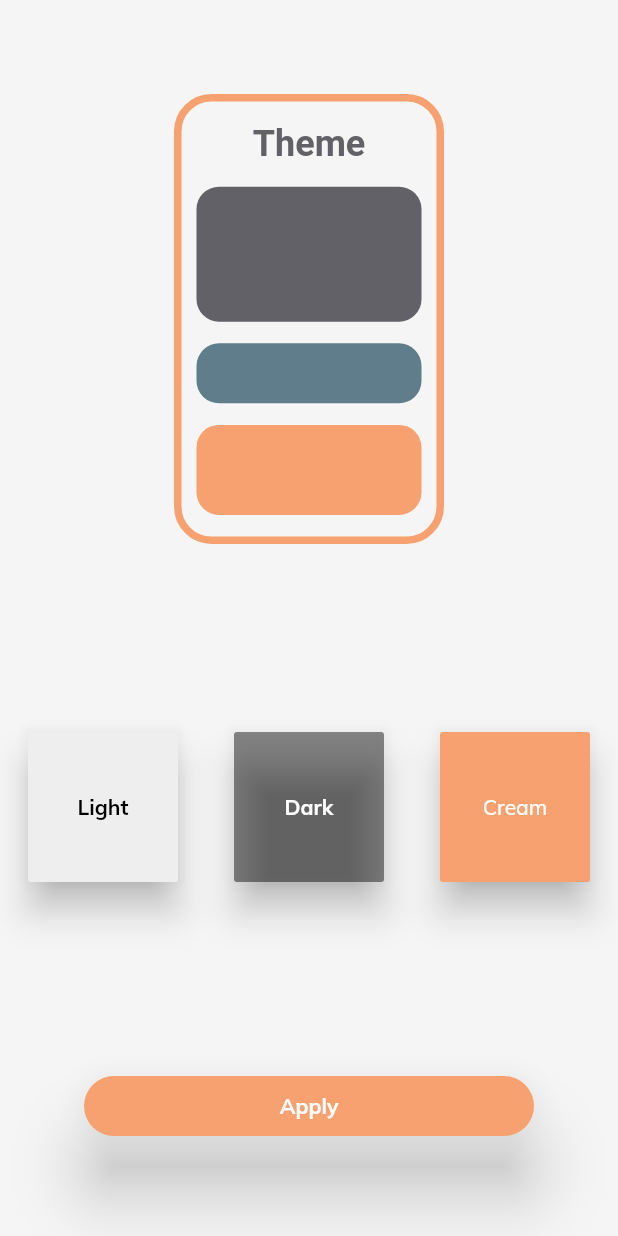
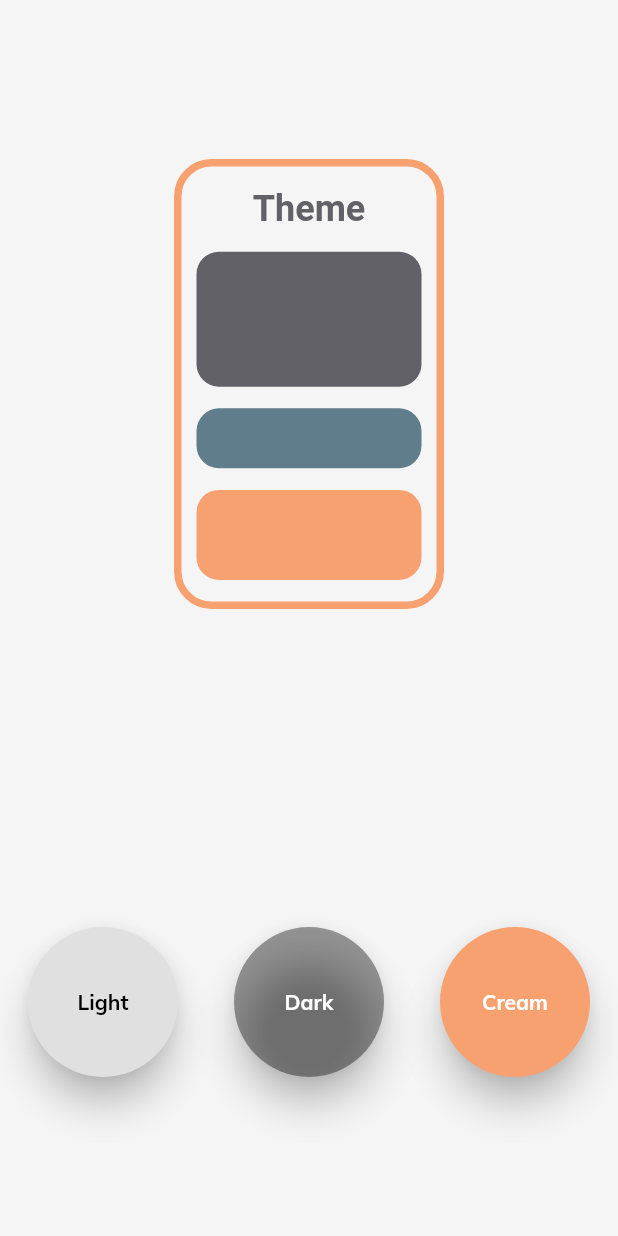
Before and after one commit to AS-Devs/numbers_game, a Flutter app: the SettingsPage widget shown alone on an empty page, opened directly, after a tap on "Cream", on a phone screen of 412 x 824 dp. Run offline on Flutter 3.47's test engine with Material 2 defaults, Android fonts, the phone set to English and light mode, and no system bars; our stand-ins replace connectivity, google_fonts, numberpicker, package_info, share, shared_preferences; missing offline and left inert: fluttie; accounts and stored records are empty; network calls fail.

Commit message:
Version - 0.2.0 - Theme Page Updated - Dependencies Fully Updated - App Icon Updated - Few other minor changes

```diff
--- a/lib/main.dart
+++ b/lib/main.dart
@@ -19,9 +19,9 @@ void main() {
         create: (_) => DynamicTheme(darkTheme),
         child: NumbersGame(),
       ));
-    } else if (themeInt == ThemeType.light.index) {
+    } else if (themeInt == ThemeType.cream.index) {
       runApp(ChangeNotifierProvider<DynamicTheme>(
-        create: (_) => DynamicTheme(gradientTheme),
+        create: (_) => DynamicTheme(creamTheme),
         child: NumbersGame(),
       ));
     } else {
--- a/lib/models/themes.dart
+++ b/lib/models/themes.dart
@@ -16,24 +16,30 @@ final ThemeData darkTheme = ThemeData(
     brightness: Brightness.dark,
     accentTextTheme: GoogleFonts.muliTextTheme(),
     primaryTextTheme: GoogleFonts.muliTextTheme(),
-    textTheme: GoogleFonts.muliTextTheme().copyWith(body1: TextStyle(color: Color(0xFFF5F5F5))),
+    textTheme: GoogleFonts.muliTextTheme()
+        .copyWith(body1: TextStyle(color: Color(0xFFF5F5F5))),
     iconTheme: IconThemeData(color: Colors.grey[50]),
     scaffoldBackgroundColor: Color(0xFF09121C),
-    cardColor:  Color(0xFF212B36),
+    cardColor: Color(0xFF212B36),
     canvasColor: Color(0xFF09121C),
     primaryColor: Color(0xFF02CB8F),
     accentColor: Color(0xFF02CB8F),
-    appBarTheme: AppBarTheme(color: Color(0xFF02CB8F),));
+    appBarTheme: AppBarTheme(
+      color: Color(0xFF02CB8F),
+    ));
 
-
-final ThemeData gradientTheme = ThemeData(
+final ThemeData creamTheme = ThemeData(
     textTheme: GoogleFonts.muliTextTheme(),
     accentTextTheme: GoogleFonts.muliTextTheme(),
     primaryTextTheme: GoogleFonts.muliTextTheme(),
     indicatorColor: Color(0xFF616167),
-    iconTheme: IconThemeData(color: Color(0xFF616167),),
+    iconTheme: IconThemeData(
+      color: Color(0xFF616167),
+    ),
     scaffoldBackgroundColor: Color(0xFFF5F5F5),
     canvasColor: Color(0xFFF5F5F5),
     primaryColor: Color(0xFFf8a170),
     accentColor: Color(0xFF616167),
-    appBarTheme: AppBarTheme(color: Color(0xFFf8a170),));
+    appBarTheme: AppBarTheme(
+      color: Color(0xFFf8a170),
+    ));
--- a/lib/screens/settings_page.dart
+++ b/lib/screens/settings_page.dart
@@ -6,8 +6,14 @@ import 'package:numbers_game/providers/theme_provider.dart';
 import 'package:provider/provider.dart';
 import 'package:numbers_game/main.dart';
 
-class SettingsPage extends StatelessWidget {
+class SettingsPage extends StatefulWidget {
   const SettingsPage({Key key}) : super(key: key);
+
+  @override
+  _SettingsPageState createState() => _SettingsPageState();
+}
+
+class _SettingsPageState extends State<SettingsPage> {
 
   @override
   Widget build(BuildContext context) {
@@ -24,8 +30,7 @@ class SettingsPage extends StatelessWidget {
             width: 180.0,
             decoration: BoxDecoration(
                 color: themeProvider.getTheme.canvasColor,
-                border: Border.all(
-                    color: themeProvider.getTheme.primaryColor, width: 5),
+                border: Border.all(color: themeProvider.getTheme.primaryColor, width: 5),
                 borderRadius: BorderRadius.circular(25.0)),
             child: Column(
               crossAxisAlignment: CrossAxisAlignment.center,
@@ -70,12 +75,13 @@ class SettingsPage extends StatelessWidget {
             ButtonTheme(
               minWidth: 100.0,
               height: 100.0,
+              shape: CircleBorder(),
               child: RaisedButton(
                 onPressed: () {
                   themeProvider.setTheme = lightTheme;
                   NumbersGame.setNavBarColor(themeProvider);
                 },
-                color: Colors.grey[200],
+                color: Colors.grey[300],
                 elevation: 10.0,
                 child: Text(
                   "Light",
@@ -87,12 +93,13 @@ class SettingsPage extends StatelessWidget {
             ButtonTheme(
               minWidth: 100.0,
               height: 100.0,
+              shape: CircleBorder(),
               child: RaisedButton(
                   onPressed: () {
                     themeProvider.setTheme = darkTheme;
                     NumbersGame.setNavBarColor(themeProvider);
                   },
-                  color: Colors.black45,
+                  color: Colors.black38,
                   elevation: 10.0,
                   child: Text(
                     "Dark",
@@ -103,38 +110,22 @@ class SettingsPage extends StatelessWidget {
             ButtonTheme(
               minWidth: 100.0,
               height: 100.0,
+              shape: CircleBorder(),
               child: RaisedButton(
                   onPressed: () {
-                    themeProvider.setTheme = gradientTheme;
+                    themeProvider.setTheme = creamTheme;
                     NumbersGame.setNavBarColor(themeProvider);
                   },
                   color: Color(0xFFf8a170),
                   elevation: 10.0,
                   child: Text(
                     "Cream",
-                    style: TextStyle(color: Colors.white),
+                    style: TextStyle(
+                        color: Colors.white, fontWeight: FontWeight.bold),
                   )),
-            )
+            ),
           ],
         ),
-        Padding(
-          padding: const EdgeInsets.symmetric(vertical: 0.0),
-          child: ButtonTheme(
-            minWidth: 300.0,
-            height: 40.0,
-            shape: RoundedRectangleBorder(
-                borderRadius: BorderRadius.circular(20.0)),
-            child: RaisedButton(
-                onPressed: () {},
-                color: themeProvider.getTheme.primaryColor,
-                elevation: 20.0,
-                child: Text(
-                  "Apply",
-                  style: TextStyle(
-                      color: Colors.white, fontWeight: FontWeight.bold),
-                )),
-          ),
-        )
       ],
     ));
   }
--- a/lib/utils/shared_prefs.dart
+++ b/lib/utils/shared_prefs.dart
@@ -2,9 +2,9 @@ import 'package:flutter/material.dart';
 import 'package:numbers_game/models/themes.dart';
 import 'package:shared_preferences/shared_preferences.dart';
 
-enum ThemeType { none, light, dark }
+enum ThemeType { none, light, dark, cream }
 
-class SharedPrefs{
+class SharedPrefs {
   static const theme_key = "Theme";
   static SharedPreferences prefs;
 
@@ -29,9 +29,9 @@ class SharedPrefs{
 
     if (theme == lightTheme) {
       prefs.setInt(theme_key, ThemeType.light.index);
-    } else if (theme == gradientTheme) {
-      prefs.setInt(theme_key, ThemeType.light.index);
-    }else if (theme == darkTheme) {
+    } else if (theme == creamTheme) {
+      prefs.setInt(theme_key, ThemeType.cream.index);
+    } else if (theme == darkTheme) {
       prefs.setInt(theme_key, ThemeType.dark.index);
     }
   }
```
Also changed, not shown: pubspec.yaml (+14 -8 lines), assets/images/appicon.png, assets/images/launcher-background.png (added), assets/images/launcher-foreground.png (added), assets/images/launcher_icon.png (added), pubspec.lock, 39 other files.
